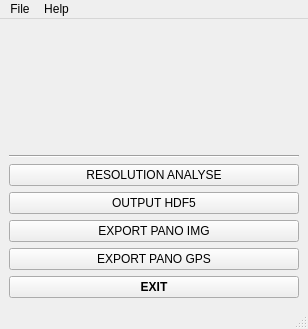
slgao/ProcessVDO, file UI/main_window.ui: the form before one commit.
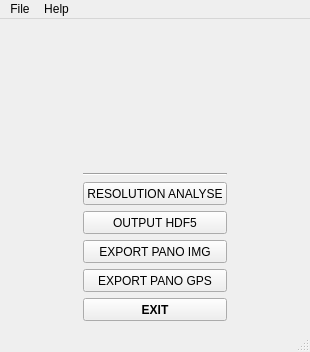
The form after the commit. Icons and pictures are not drawn.

Patch:
```diff
--- a/UI/main_window.ui
+++ b/UI/main_window.ui
@@ -6,8 +6,8 @@
    <rect>
     <x>0</x>
     <y>0</y>
-    <width>308</width>
-    <height>329</height>
+    <width>310</width>
+    <height>352</height>
    </rect>
   </property>
   <property name="sizePolicy">
@@ -35,14 +35,27 @@
   </property>
   <widget class="QWidget" name="centralwidget">
    <layout class="QGridLayout" name="gridLayout">
-    <item row="1" column="0">
+    <item row="2" column="0">
+     <spacer name="horizontalSpacer">
+      <property name="orientation">
+       <enum>Qt::Horizontal</enum>
+      </property>
+      <property name="sizeHint" stdset="0">
+       <size>
+        <width>40</width>
+        <height>20</height>
+       </size>
+      </property>
+     </spacer>
+    </item>
+    <item row="1" column="1">
      <widget class="Line" name="line">
       <property name="orientation">
        <enum>Qt::Horizontal</enum>
       </property>
      </widget>
     </item>
-    <item row="2" column="0">
+    <item row="2" column="1">
      <layout class="QVBoxLayout" name="verticalLayout">
       <item>
        <widget class="QPushButton" name="pushButton">
@@ -124,7 +137,7 @@
       </item>
      </layout>
     </item>
-    <item row="0" column="0">
+    <item row="0" column="1">
      <layout class="QHBoxLayout" name="horizontalLayout">
       <item>
        <spacer name="horizontalSpacer_3">
@@ -167,6 +180,19 @@
       </item>
      </layout>
     </item>
+    <item row="2" column="2">
+     <spacer name="horizontalSpacer_2">
+      <property name="orientation">
+       <enum>Qt::Horizontal</enum>
+      </property>
+      <property name="sizeHint" stdset="0">
+       <size>
+        <width>40</width>
+        <height>20</height>
+       </size>
+      </property>
+     </spacer>
+    </item>
    </layout>
   </widget>
   <widget class="QStatusBar" name="statusbar"/>
@@ -175,7 +201,7 @@
     <rect>
      <x>0</x>
      <y>0</y>
-     <width>308</width>
+     <width>310</width>
      <height>21</height>
     </rect>
    </property>
```
Left out of the diff: 47 changed lines with no effect on the pictures.
